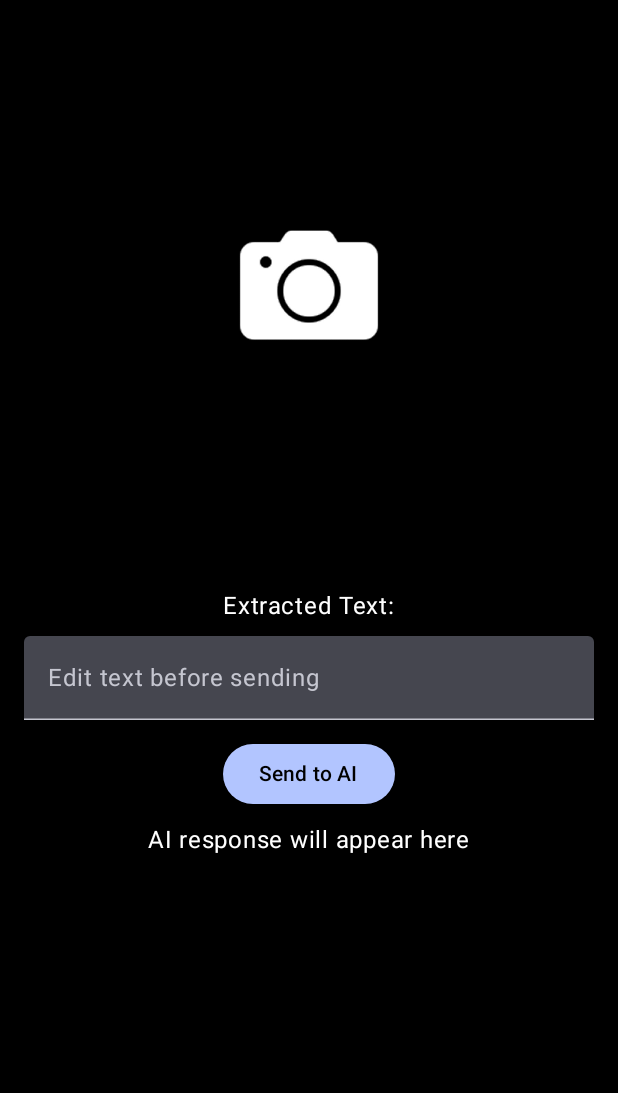
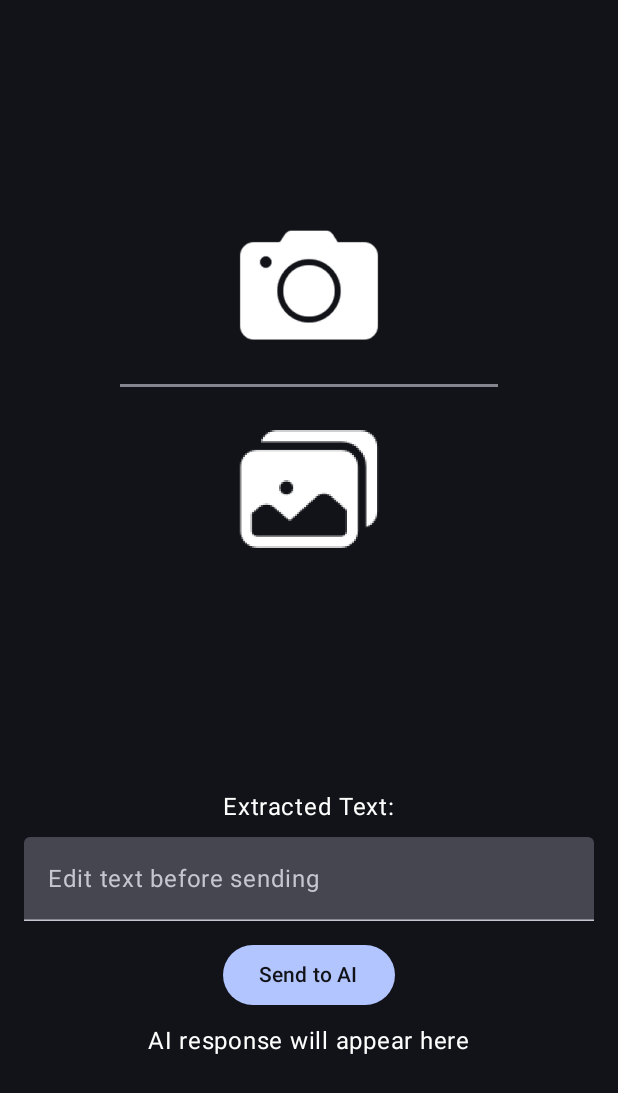
Before and after one commit to sayan0328/Text2AI, an Android app built with Jetpack Compose: the screen it shows after launch (MainActivity), on a phone screen of 412 x 824 dp. Shown: the top 1093 px of the screen. Run offline under Robolectric (Android 15) with nearby library versions, the light colour scheme and no system bars.

Commit message:
Minor UI Improvements

```diff
--- a/app/src/main/java/com/example/text2ai/MainScreen.kt
+++ b/app/src/main/java/com/example/text2ai/MainScreen.kt
@@ -2,8 +2,14 @@ package com.example.text2ai
 
 import android.Manifest
 import android.graphics.Bitmap
+import android.graphics.BitmapFactory
+import android.net.Uri
+import android.util.Log
 import android.widget.Toast
 import androidx.activity.compose.BackHandler
+import androidx.activity.compose.rememberLauncherForActivityResult
+import androidx.activity.result.PickVisualMediaRequest
+import androidx.activity.result.contract.ActivityResultContracts
 import androidx.compose.foundation.Image
 import androidx.compose.foundation.background
 import androidx.compose.foundation.clickable
@@ -48,6 +54,7 @@ import androidx.compose.ui.window.Dialog
 import androidx.compose.ui.window.DialogProperties
 import com.example.text2ai.ui.theme.ThemeBlue
 import com.example.text2ai.ui.theme.ThemeDarkGray
+import com.example.text2ai.ui.theme.ThemeDarkerGray
 import com.example.text2ai.ui.theme.ThemeGray
 import com.example.text2ai.ui.theme.ThemeLightGray
 import com.google.accompanist.permissions.ExperimentalPermissionsApi
@@ -67,16 +74,32 @@ fun MainScreen(innerPadding: PaddingValues) {
     var showCropScreen by remember { mutableStateOf(false) }
     var capturedBitmap by remember { mutableStateOf<Bitmap?>(null) }
     val focusManager = LocalFocusManager.current
+
     LaunchedEffect(Unit) {
         if (!permissionState.status.isGranted) {
             permissionState.launchPermissionRequest()
         }
     }
+
+    val imagePickerLauncher = rememberLauncherForActivityResult(
+        contract = ActivityResultContracts.PickVisualMedia(),
+        onResult = { uri ->
+            try {
+                val inputStream = uri?.let { context.contentResolver.openInputStream(it) }
+                capturedBitmap = BitmapFactory.decodeStream(inputStream)
+                openCamera = false
+                showCropScreen = true
+            } catch (e: Exception) {
+                Log.e("MainScreen", "Error picking image", e)
+            }
+        }
+    )
+
     LazyColumn(
         modifier = Modifier
             .fillMaxSize()
             .padding(innerPadding)
-            .background(Color.Black)
+            .background(ThemeDarkerGray)
             .padding(16.dp)
             .clickable(
                 indication = null,
@@ -101,24 +124,27 @@ fun MainScreen(innerPadding: PaddingValues) {
                 )
             }
 
-//            A feature for the future
+            HorizontalDivider(
+                thickness = 2.dp,
+                color = ThemeGray,
+                modifier = Modifier.padding(start = 64.dp, end = 64.dp, bottom = 12.dp)
+            )
+            Button(
+                onClick = {
+                    imagePickerLauncher.launch(
+                        PickVisualMediaRequest(ActivityResultContracts.PickVisualMedia.ImageOnly)
+                    )
 
-//            HorizontalDivider(
-//                thickness = 2.dp,
-//                color = ThemeGray,
-//                modifier = Modifier.padding(start = 64.dp, end = 64.dp, bottom = 12.dp)
-//            )
-//            Button(
-//                onClick = { openCamera = true },
-//                modifier = Modifier.padding(bottom = 8.dp),
-//                colors = ButtonDefaults.buttonColors(containerColor = Color.Transparent)
-//            ) {
-//                Image(
-//                    painter = painterResource(R.drawable.gallery_icon),
-//                    contentDescription = "Gallery Icon",
-//                    modifier = Modifier.size(96.dp)
-//                )
-//            }
+                },
+                modifier = Modifier.padding(bottom = 8.dp),
+                colors = ButtonDefaults.buttonColors(containerColor = Color.Transparent)
+            ) {
+                Image(
+                    painter = painterResource(R.drawable.gallery_icon),
+                    contentDescription = "Gallery Icon",
+                    modifier = Modifier.size(96.dp)
+                )
+            }
             Spacer(modifier = Modifier.height(120.dp))
             Text(
                 text = "Extracted Text:",
@@ -157,9 +183,12 @@ fun MainScreen(innerPadding: PaddingValues) {
                 },
                 modifier = Modifier
                     .padding(top = 12.dp),
-                colors = ButtonDefaults.buttonColors(containerColor = ThemeBlue, contentColor = Color.Black)
+                colors = ButtonDefaults.buttonColors(containerColor = ThemeBlue)
             ) {
-                Text("Send to AI")
+                Text(
+                    text = "Send to AI",
+                    color = ThemeDarkerGray
+                )
             }
                 Text(
                     text = aiResponse,
@@ -187,19 +216,22 @@ fun MainScreen(innerPadding: PaddingValues) {
 
         showCropScreen && (capturedBitmap != null) -> {
             CropImage(
+                modifier = Modifier.padding(innerPadding),
                 imageBitmap = capturedBitmap!!.asImageBitmap(),
                 onCropComplete = { croppedImage ->
                     extractTextFromImage(croppedImage) { text ->
                         if(text.isNotBlank()) {
                             extractedText = text
                             userInput = text
+                        } else {
+                            Toast.makeText(context, "No text found", Toast.LENGTH_SHORT).show()
                         }
                     }
                     showCropScreen = false
                     capturedBitmap = null
 //                    capturedBitmap = croppedImage.asAndroidBitmap()
                 },
-                onCancel = {
+                onClose = {
                     showCropScreen = false
                     capturedBitmap = null
                 }
--- a/app/src/main/java/com/example/text2ai/ui/theme/Color.kt
+++ b/app/src/main/java/com/example/text2ai/ui/theme/Color.kt
@@ -11,6 +11,8 @@ val PurpleGrey40 = Color(0xFF625b71)
 val Pink40 = Color(0xFF7D5260)
 
 val ThemeBlue = Color(0xFFB2C5FF)
+
+val ThemeLightGray = Color(0xFFC5C6D0)
+val ThemeGray = Color(0xFF84858F)
 val ThemeDarkGray = Color(0xFF45464F)
-val ThemeGray = Color(0xFF84858F)
-val ThemeLightGray = Color(0xFFC5C6D0)
+val ThemeDarkerGray = Color(0xFF121318)
--- a/app/src/main/java/com/example/text2ai/ui/theme/Theme.kt
+++ b/app/src/main/java/com/example/text2ai/ui/theme/Theme.kt
@@ -37,7 +37,7 @@ private val LightColorScheme = lightColorScheme(
 fun Text2AITheme(
     darkTheme: Boolean = isSystemInDarkTheme(),
     // Dynamic color is available on Android 12+
-    dynamicColor: Boolean = true,
+    dynamicColor: Boolean = false,
     content: @Composable () -> Unit
 ) {
     val colorScheme = when {
```
Also changed, not shown: app/src/main/java/com/example/text2ai/CameraPreview.kt (+4 -3 lines), app/src/main/java/com/example/text2ai/CropImage.kt (+39 -11 lines), app/src/main/res/drawable-nodpi/done_icon.png.
